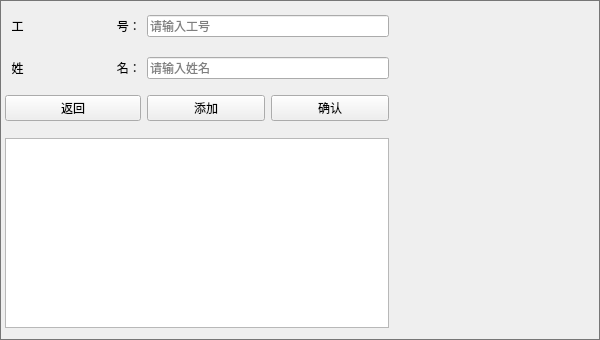
Old version of the form widgets/faceregister/registerwidget.ui in the repository ChaoII/fram-qt.
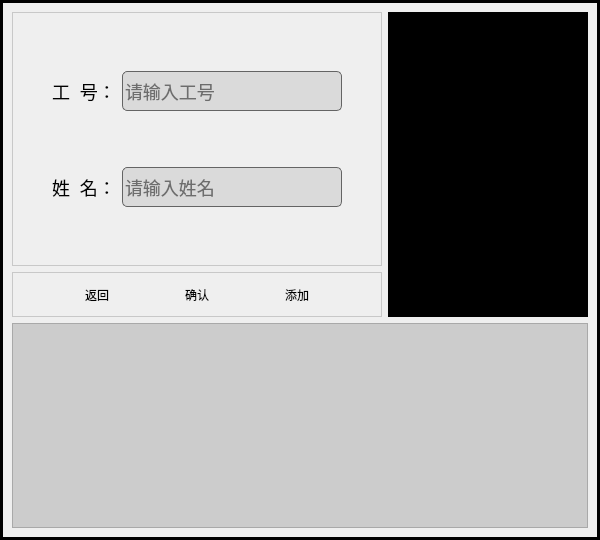
New version of the form. Icons and pictures are not drawn.

Diff of the .ui file:
```diff
--- a/widgets/faceregister/registerwidget.ui
+++ b/widgets/faceregister/registerwidget.ui
@@ -7,110 +7,329 @@
     <x>0</x>
     <y>0</y>
     <width>600</width>
-    <height>340</height>
+    <height>540</height>
    </rect>
   </property>
+  <property name="minimumSize">
+   <size>
+    <width>0</width>
+    <height>520</height>
+   </size>
+  </property>
   <property name="maximumSize">
    <size>
-    <width>16777215</width>
-    <height>340</height>
+    <width>600</width>
+    <height>600</height>
    </size>
   </property>
   <property name="windowTitle">
    <string>Form</string>
   </property>
   <property name="styleSheet">
-   <string notr="true">#RegisterWidget{
-	border: 1px solid  rgb(118, 118, 118);
-}</string>
+   <string notr="true"/>
   </property>
-  <layout class="QGridLayout" name="gridLayout">
+  <layout class="QVBoxLayout" name="verticalLayout_2">
+   <property name="spacing">
+    <number>0</number>
+   </property>
    <property name="leftMargin">
-    <number>5</number>
+    <number>0</number>
    </property>
    <property name="topMargin">
-    <number>5</number>
+    <number>0</number>
    </property>
    <property name="rightMargin">
-    <number>5</number>
+    <number>0</number>
    </property>
    <property name="bottomMargin">
-    <number>5</number>
+    <number>0</number>
    </property>
-   <item row="0" column="0">
+   <item>
+    <widget class="QFrame" name="frame">
+     <property name="styleSheet">
+      <string notr="true">#frame{
+
+border:3px solid;
+}
+QFrame{
+font-size:18px;
+}
+QFrame .QLineEdit {
+font-size:18px;
+border:1px solid rgba(100,100,100,255);
+border-radius:5px;
+background-color:rgba(150,150,150,60)
+}</string>
+     </property>
+     <property name="frameShape">
+      <enum>QFrame::StyledPanel</enum>
+     </property>
+     <property name="frameShadow">
+      <enum>QFrame::Raised</enum>
+     </property>
+     <layout class="QHBoxLayout" name="horizontalLayout_3">
+      <item>
+       <layout class="QVBoxLayout" name="verticalLayout_3">
+        <item>
+         <layout class="QHBoxLayout" name="horizontalLayout_2">
+          <item>
+           <layout class="QVBoxLayout" name="verticalLayout">
+            <item>
+             <widget class="QFrame" name="frame_input">
+              <property name="styleSheet">
+               <string notr="true">#frame_input{ border:1px solid rgb(200,200,200);}</string>
+              </property>
+              <property name="frameShape">
+               <enum>QFrame::StyledPanel</enum>
+              </property>
+              <property name="frameShadow">
+               <enum>QFrame::Raised</enum>
+              </property>
+              <layout class="QFormLayout" name="formLayout">
+               <item row="0" column="1">
+                <spacer name="verticalSpacer">
+                 <property name="orientation">
+                  <enum>Qt::Vertical</enum>
+                 </property>
+                 <property name="sizeHint" stdset="0">
+                  <size>
+                   <width>241</width>
+                   <height>22</height>
+                  </size>
+                 </property>
+                </spacer>
+               </item>
+               <item row="1" column="0">
     <widget class="QLabel" name="label_staff_id">
      <property name="text">
-      <string>  工                            号：</string>
+                  <string>      工  号：</string>
      </property>
     </widget>
    </item>
-   <item row="0" column="1" colspan="2">
+               <item row="1" column="1">
     <widget class="QLineEdit" name="edit_staff_id">
+                 <property name="minimumSize">
+                  <size>
+                   <width>0</width>
+                   <height>40</height>
+                  </size>
+                 </property>
+                 <property name="maximumSize">
+                  <size>
+                   <width>220</width>
+                   <height>16777215</height>
+                  </size>
+                 </property>
+                 <property name="frame">
+                  <bool>false</bool>
+                 </property>
      <property name="placeholderText">
       <string>请输入工号</string>
      </property>
     </widget>
    </item>
-   <item row="0" column="3" rowspan="4">
-    <widget class="QLabel" name="pic">
-     <property name="minimumSize">
+               <item row="2" column="1">
+                <spacer name="verticalSpacer_2">
+                 <property name="orientation">
+                  <enum>Qt::Vertical</enum>
+                 </property>
+                 <property name="sizeHint" stdset="0">
       <size>
-       <width>200</width>
-       <height>320</height>
-      </size>
-     </property>
-     <property name="text">
-      <string/>
-     </property>
-    </widget>
-   </item>
-   <item row="1" column="0">
+                   <width>241</width>
+                   <height>22</height>
+                  </size>
+                 </property>
+                </spacer>
+               </item>
+               <item row="3" column="0">
     <widget class="QLabel" name="label_name">
      <property name="text">
-      <string>  姓                            名：</string>
+                  <string>      姓  名：</string>
      </property>
     </widget>
    </item>
-   <item row="1" column="1" colspan="2">
+               <item row="3" column="1">
     <widget class="QLineEdit" name="edit_name">
+                 <property name="minimumSize">
+                  <size>
+                   <width>0</width>
+                   <height>40</height>
+                  </size>
+                 </property>
+                 <property name="maximumSize">
+                  <size>
+                   <width>220</width>
+                   <height>16777215</height>
+                  </size>
+                 </property>
+                 <property name="frame">
+                  <bool>false</bool>
+                 </property>
      <property name="placeholderText">
       <string>请输入姓名</string>
      </property>
     </widget>
    </item>
-   <item row="2" column="0">
-    <widget class="QPushButton" name="push_back">
+               <item row="4" column="1">
+                <spacer name="verticalSpacer_3">
+                 <property name="orientation">
+                  <enum>Qt::Vertical</enum>
+                 </property>
+                 <property name="sizeHint" stdset="0">
+                  <size>
+                   <width>241</width>
+                   <height>22</height>
+                  </size>
+                 </property>
+                </spacer>
+               </item>
+              </layout>
+             </widget>
+            </item>
+            <item>
+             <widget class="QFrame" name="frame_btn">
+              <property name="styleSheet">
+               <string notr="true">#frame_btn{ border:1px solid rgb(200,200,200);}</string>
+              </property>
+              <property name="frameShape">
+               <enum>QFrame::StyledPanel</enum>
+              </property>
+              <property name="frameShadow">
+               <enum>QFrame::Raised</enum>
+              </property>
+              <layout class="QHBoxLayout" name="horizontalLayout">
+               <item>
+                <widget class="QToolButton" name="tb_back">
      <property name="text">
       <string>返回</string>
      </property>
-    </widget>
-   </item>
-   <item row="2" column="1">
-    <widget class="QPushButton" name="pb_add">
-     <property name="text">
-      <string>添加</string>
-     </property>
-    </widget>
-   </item>
-   <item row="2" column="2">
-    <widget class="QPushButton" name="button_ensure">
+                 <property name="icon">
+                  <iconset resource="../../qrc.qrc">
+                   <normaloff>:/img/icon_return1.png</normaloff>:/img/icon_return1.png</iconset>
+                 </property>
+                 <property name="iconSize">
+                  <size>
+                   <width>48</width>
+                   <height>48</height>
+                  </size>
+                 </property>
+                 <property name="toolButtonStyle">
+                  <enum>Qt::ToolButtonTextUnderIcon</enum>
+                 </property>
+                 <property name="autoRaise">
+                  <bool>true</bool>
+                 </property>
+                </widget>
+               </item>
+               <item>
+                <widget class="QToolButton" name="tb_ensure">
      <property name="text">
       <string>确认</string>
      </property>
-    </widget>
-   </item>
-   <item row="3" column="0" colspan="3">
-    <widget class="QListWidget" name="face_list">
+                 <property name="icon">
+                  <iconset resource="../../qrc.qrc">
+                   <normaloff>:/img/icon_ensure.png</normaloff>:/img/icon_ensure.png</iconset>
+                 </property>
+                 <property name="iconSize">
+                  <size>
+                   <width>48</width>
+                   <height>48</height>
+                  </size>
+                 </property>
+                 <property name="toolButtonStyle">
+                  <enum>Qt::ToolButtonTextUnderIcon</enum>
+                 </property>
+                 <property name="autoRaise">
+                  <bool>true</bool>
+                 </property>
+                </widget>
+               </item>
+               <item>
+                <widget class="QToolButton" name="tb_add">
+                 <property name="text">
+                  <string>添加</string>
+                 </property>
+                 <property name="icon">
+                  <iconset resource="../../qrc.qrc">
+                   <normaloff>:/img/icon_add.png</normaloff>:/img/icon_add.png</iconset>
+                 </property>
+                 <property name="iconSize">
+                  <size>
+                   <width>48</width>
+                   <height>48</height>
+                  </size>
+                 </property>
+                 <property name="toolButtonStyle">
+                  <enum>Qt::ToolButtonTextUnderIcon</enum>
+                 </property>
+                 <property name="autoRaise">
+                  <bool>true</bool>
+                 </property>
+                </widget>
+               </item>
+              </layout>
+             </widget>
+            </item>
+           </layout>
+          </item>
+          <item>
+           <widget class="QLabel" name="pic">
+            <property name="minimumSize">
+             <size>
+              <width>200</width>
+              <height>260</height>
+             </size>
+            </property>
+            <property name="maximumSize">
+             <size>
+              <width>200</width>
+              <height>320</height>
+             </size>
+            </property>
+            <property name="styleSheet">
+             <string notr="true">background-color: rgb(0, 0, 0);</string>
+            </property>
+            <property name="text">
+             <string/>
+            </property>
+           </widget>
+          </item>
+         </layout>
+        </item>
+        <item>
+         <widget class="QListWidget" name="lw_faceList">
+          <property name="sizePolicy">
+           <sizepolicy hsizetype="Expanding" vsizetype="Expanding">
+            <horstretch>0</horstretch>
+            <verstretch>190</verstretch>
+           </sizepolicy>
+          </property>
+          <property name="minimumSize">
+           <size>
+            <width>0</width>
+            <height>205</height>
+           </size>
+          </property>
      <property name="maximumSize">
       <size>
        <width>16777215</width>
-       <height>190</height>
-      </size>
-     </property>
+            <height>205</height>
+           </size>
+          </property>
+          <property name="styleSheet">
+           <string notr="true">background-color:rgba(150,150,150,100)</string>
+          </property>
     </widget>
    </item>
   </layout>
- </widget>
- <resources/>
+      </item>
+     </layout>
+    </widget>
+   </item>
+  </layout>
+ </widget>
+ <resources>
+  <include location="../../qrc.qrc"/>
+ </resources>
  <connections/>
 </ui>
```
Lines whose indentation alone changed are shown as unchanged.
